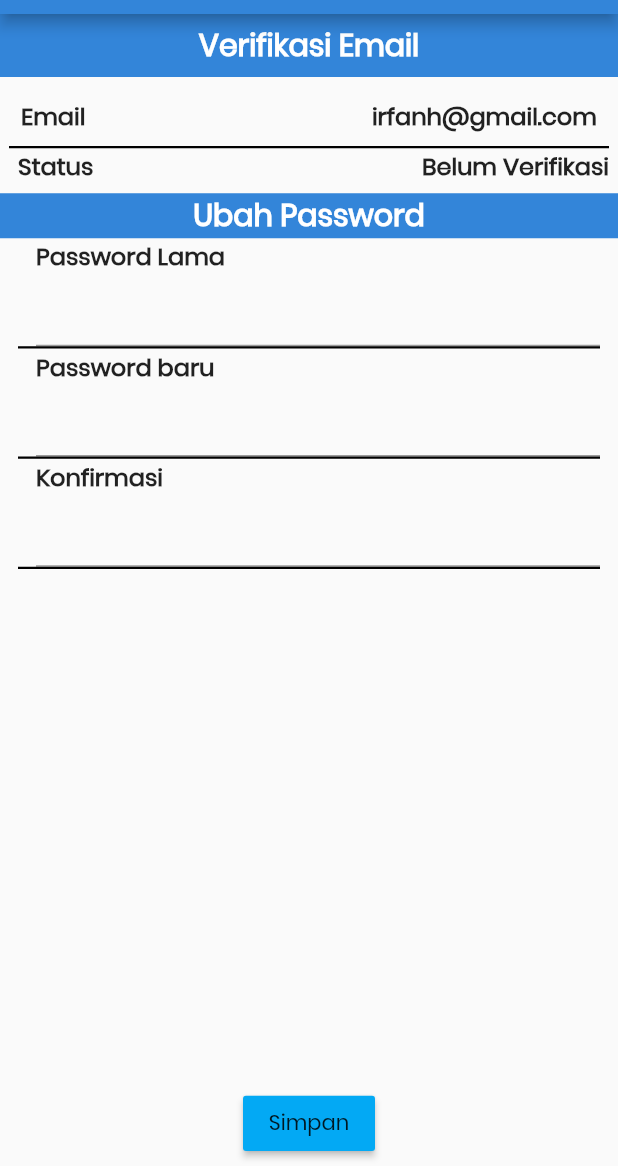
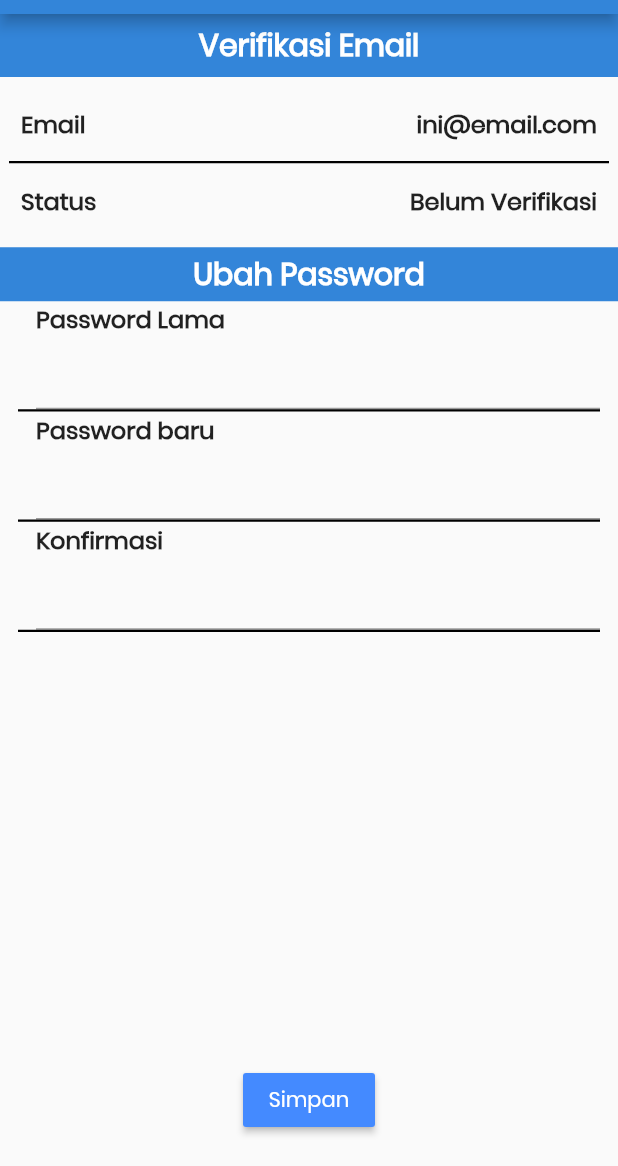
Before and after one commit to Frankuy/Kaos-Hunter, a Flutter app: the Profile screen opened directly, after a tap on the "settings" icon, on a phone screen of 412 x 824 dp, the part 70-1236 px from its top. Run offline on Flutter 3.47's test engine with Material 2 defaults, Android fonts, the light colour scheme and no system bars; our stand-ins replace firebase_auth, google_sign_in; missing offline and left inert: flutter_auth_buttons, flutter_facebook_login; accounts and stored records are empty; network calls fail.

Commit message:
Update chat, setting, profil, home

```diff
--- a/lib/profile.dart
+++ b/lib/profile.dart
@@ -41,8 +41,9 @@ class Profile extends StatelessWidget {
                 Padding(
                   padding: EdgeInsets.symmetric(vertical: 5.0),
                 ),
+                //TODO: Nanti diisi username user yang login, kalau dia login pake email isi aja username nya pake email dia
                 Text(
-                  "irfan212",
+                  "Username",
                   style: TextStyle(
                     fontSize: 20.0,
                     color: Colors.white,
@@ -58,7 +59,7 @@ class Profile extends StatelessWidget {
                 children: <Widget>[
                   Icon(Icons.local_atm, size: 50.0,),
                   Text(
-                    "Rp 10.000"
+                    "Rp 50.000"
                   ),
                 ],
               ),
@@ -83,7 +84,9 @@ class Profile extends StatelessWidget {
           Expanded(
             child: ListView(
               children: <Widget>[
-                ListTile(
+                Card (
+                  elevation: 2,
+                  child: ListTile(
                     leading: Icon(
                       Icons.favorite,
                     ),
@@ -97,21 +100,11 @@ class Profile extends StatelessWidget {
                       );
                     },
                   ),
-                ListTile(
-                  leading: Icon(
-                    Icons.history,
                 ),
-                  title: Text(
-                    "Riwayat Belanja"
-                  ),
-                  onTap: () {
-                    Navigator.push(
-                      context,
-                      MaterialPageRoute(builder: (context) => upload.Upload()),
-                    );
-                  },
-                ),
-                ListTile(
+
+                Card (
+                  elevation: 2,
+                  child: ListTile(
                     leading: Icon(
                       Icons.person,
                     ),
@@ -125,6 +118,22 @@ class Profile extends StatelessWidget {
                       );
                     },
                   ),
+                ),
+
+                // ListTile(
+                //   leading: Icon(
+                //     Icons.history,
+                //   ),
+                //   title: Text(
+                //     "Riwayat Belanja"
+                //   ),
+                //   onTap: () {
+                //     Navigator.push(
+                //       context,
+                //       MaterialPageRoute(builder: (context) => upload.Upload()),
+                //     );
+                //   },
+                // ),
               ],
             ),
           )
--- a/lib/profile_config.dart
+++ b/lib/profile_config.dart
@@ -30,18 +30,22 @@ class Profile_config extends StatelessWidget {
             new Container(
               padding: EdgeInsets.all(6.0),
               child: new Column(
-
                 children: <Widget>[
                   new Container(
+                    height: 50,
                     padding: EdgeInsets.all(8.0),
                     child: new Row(
                       mainAxisAlignment: MainAxisAlignment.spaceBetween,
                       children: <Widget>[
-                        new Text("Email",style: new TextStyle(
-                          fontWeight: FontWeight.w600,
-                          fontSize: 16.0,
-                        ),),
-                        new Text("irfanh@gmail.com",style: new TextStyle(
+                        new Text(
+                          "Email",
+                          style: new TextStyle(
+                            fontWeight: FontWeight.w600,
+                            fontSize: 16.0,
+                          ),
+                        ),
+                        //TODO : Ini ntar diisi email login yak
+                        new Text("ini@email.com",style: new TextStyle(
                           fontWeight: FontWeight.w600,
                           fontSize: 16.0,
                         ),),
@@ -53,7 +57,8 @@ class Profile_config extends StatelessWidget {
                     color: Colors.black,
                   ),
                   new Container(
-                    padding: EdgeInsets.only(left : 6.0),
+                    height: 50,
+                    padding: EdgeInsets.all(8.0),
                     child: new Row(
                       mainAxisAlignment: MainAxisAlignment.spaceBetween,
                       children: <Widget>[
@@ -75,13 +80,17 @@ class Profile_config extends StatelessWidget {
               crossAxisAlignment: CrossAxisAlignment.stretch,
               children: <Widget>[
                 new Container(
+                  padding: EdgeInsets.all(3),
                   color: Color(0xFF3385D9),
-                  child: new Text("Ubah Password",textAlign: TextAlign.center,style: new TextStyle(
-                    color: Colors.white,
-                    fontWeight: FontWeight.w600,
-                    fontSize: 20.0,
-
-                  ),),
+                  child: new Text(
+                    "Ubah Password",
+                    textAlign: TextAlign.center,
+                    style: new TextStyle(
+                      color: Colors.white,
+                      fontWeight: FontWeight.w600,
+                      fontSize: 20.0,
+                    ),
+                  ),
                 ),
               ],
             ),
@@ -89,18 +98,17 @@ class Profile_config extends StatelessWidget {
               padding: EdgeInsets.only(left: 12.0,right: 12.0),
               child: new Column(
                 children: <Widget>[
-
                   new Container(
                     padding: EdgeInsets.only(left: 12.0),
                     child: new Column(
                       crossAxisAlignment: CrossAxisAlignment.start,
                       children: <Widget>[
-
                         new Text("Password Lama",style: new TextStyle(
                           fontWeight: FontWeight.w600,
                           fontSize: 16.0,
                         ),),
-                        TextField(),
+                        TextField(
+                        ),
                       ],
                     ),
                   ),
@@ -148,17 +156,40 @@ class Profile_config extends StatelessWidget {
                 ],
               ),
             ),
-            new Expanded(child: new Text(""),flex: 15,),
-            new Expanded(flex: 2 ,child: new Container(
-              padding: EdgeInsets.only(bottom: 10.0),
-              child: new RaisedButton(
-                color: Colors.lightBlue,
-                child: new Text("Simpan"),
-                onPressed:() {
-                  Navigator.pop(context);
-                } ,
+            new Expanded(
+              child: Column(
+                mainAxisAlignment: MainAxisAlignment.end,
+                children: <Widget> [
+                  RaisedButton(
+                    color: Colors.blueAccent,
+                    child: Text(
+                      "Simpan",
+                      style: TextStyle(
+                        color: Colors.white,
+                      ),
+                    ),
+                    onPressed: (){
+                    },
+                  ),
+                  Padding(
+                    padding: EdgeInsets.all(10),
+                  ),
+                ],
               ),
-            ))
+            ),
+            // new Expanded(child: new Text(""),flex: 15,),
+            // new Expanded(flex: 2 ,
+            //   child: new Container(
+            //     padding: EdgeInsets.only(bottom: 10.0),
+            //     child: new RaisedButton(
+            //       color: Colors.lightBlue,
+            //       child: new Text("Simpan"),
+            //       onPressed:() {
+            //         Navigator.pop(context);
+            //       } ,
+            //     ),
+            //   ),
+            // ),
           ],
         )
     );
```
Also changed, not shown: lib/chat_update.dart (+39 -6 lines), lib/home.dart (+19 -8 lines), lib/order.dart (+6 -5 lines). Lines whose indentation alone changed are shown as unchanged.
